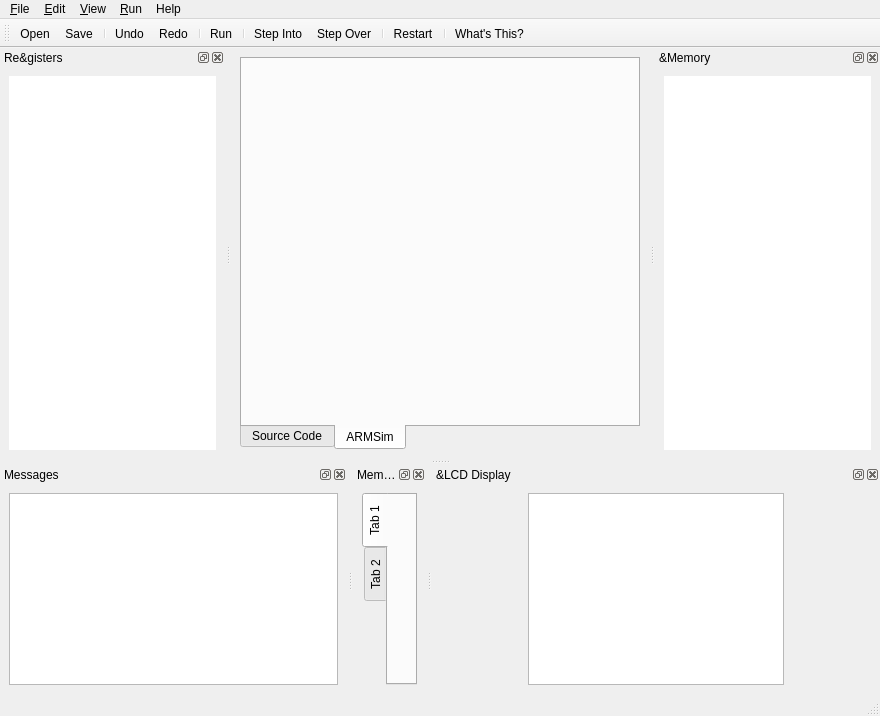
The window that qtarmsim/ui/mainwindow.ui (barrachi/qtarmsim) describes before a commit, drawn with Qt 5.
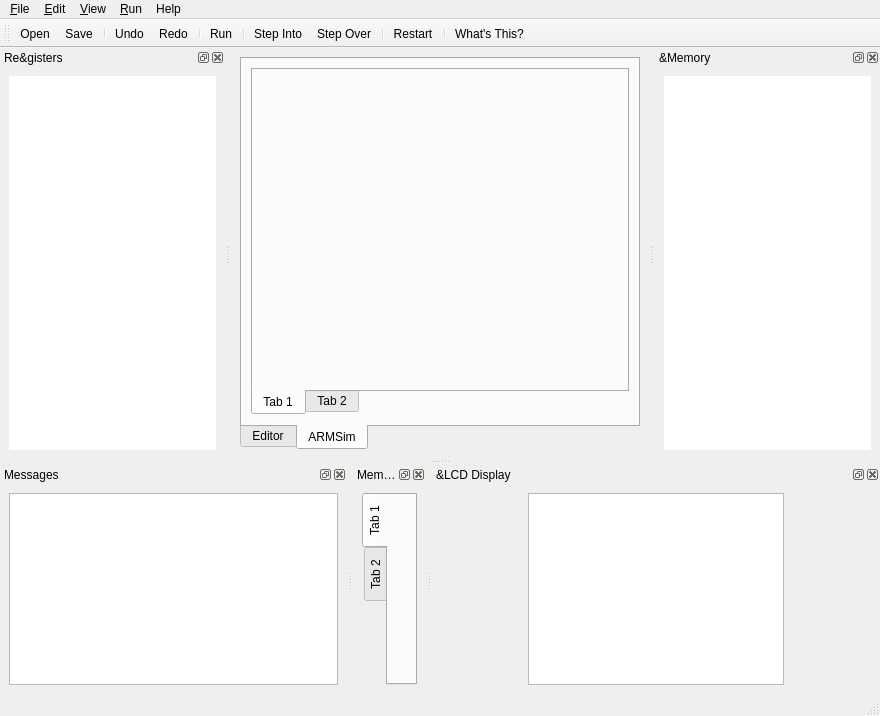
The same window after the commit. The open tabs and pages were chosen to show the change. Icons and pictures are not drawn. Custom widgets are drawn as their Qt base class.

Commit message: Added ARMSim tabs and preliminary C support

What changed in the file:
```diff
--- a/qtarmsim/ui/mainwindow.ui
+++ b/qtarmsim/ui/mainwindow.ui
@@ -73,7 +73,7 @@
         <string>The Source Code tab is used to edit the assembler source code that is going to be simmulated</string>
        </property>
        <attribute name="title">
-        <string>Source Code</string>
+        <string>Editor</string>
        </attribute>
        <layout class="QVBoxLayout" name="verticalLayoutSource"/>
       </widget>
@@ -87,7 +87,28 @@
        <attribute name="title">
         <string>ARMSim</string>
        </attribute>
-       <layout class="QVBoxLayout" name="verticalLayoutARMSim"/>
+       <layout class="QVBoxLayout" name="verticalLayoutARMSim">
+        <item>
+         <widget class="QTabWidget" name="tabTabARMSim">
+          <property name="tabPosition">
+           <enum>QTabWidget::South</enum>
+          </property>
+          <property name="currentIndex">
+           <number>0</number>
+          </property>
+          <widget class="QWidget" name="tab_3">
+           <attribute name="title">
+            <string>Tab 1</string>
+           </attribute>
+          </widget>
+          <widget class="QWidget" name="tab_4">
+           <attribute name="title">
+            <string>Tab 2</string>
+           </attribute>
+          </widget>
+         </widget>
+        </item>
+       </layout>
       </widget>
      </widget>
     </item>
```
Left out of the diff: 2 changed lines with no effect on the pictures. The commit also changes 5 other files.
